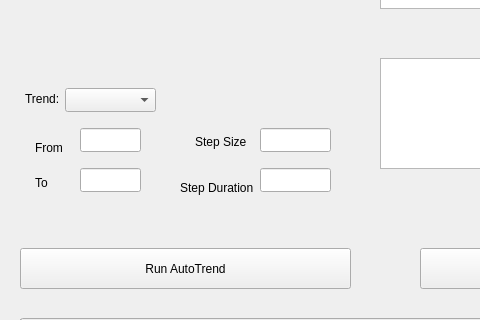
This is autotrend.ui in MOBILionSystems/MIPS-app-MOBILion as Qt 5 draws it before an edit; both pictures show x 0 to 480 and y 182 to 502 of the 875 by 584 pixel window. The edited form follows.
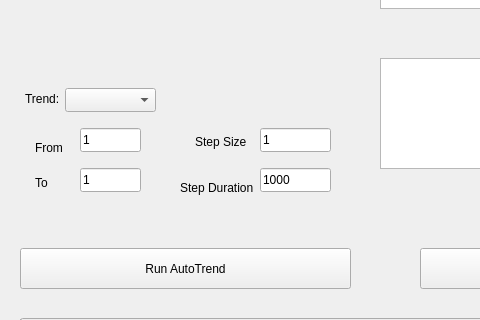
This is the edited form.

Diff of the .ui file:
```diff
--- a/autotrend.ui
+++ b/autotrend.ui
@@ -277,6 +277,9 @@
      <height>24</height>
     </rect>
    </property>
+   <property name="text">
+    <string>1</string>
+   </property>
   </widget>
   <widget class="QLineEdit" name="trendTo">
    <property name="geometry">
@@ -287,6 +290,9 @@
      <height>24</height>
     </rect>
    </property>
+   <property name="text">
+    <string>1</string>
+   </property>
   </widget>
   <widget class="QLineEdit" name="trendStepSize">
    <property name="geometry">
@@ -297,6 +303,9 @@
      <height>24</height>
     </rect>
    </property>
+   <property name="text">
+    <string>1</string>
+   </property>
   </widget>
   <widget class="QLineEdit" name="trendStepDuration">
    <property name="geometry">
@@ -307,6 +316,9 @@
      <height>24</height>
     </rect>
    </property>
+   <property name="text">
+    <string>1000</string>
+   </property>
   </widget>
   <widget class="QProgressBar" name="trendProgressBar">
    <property name="geometry">
```
